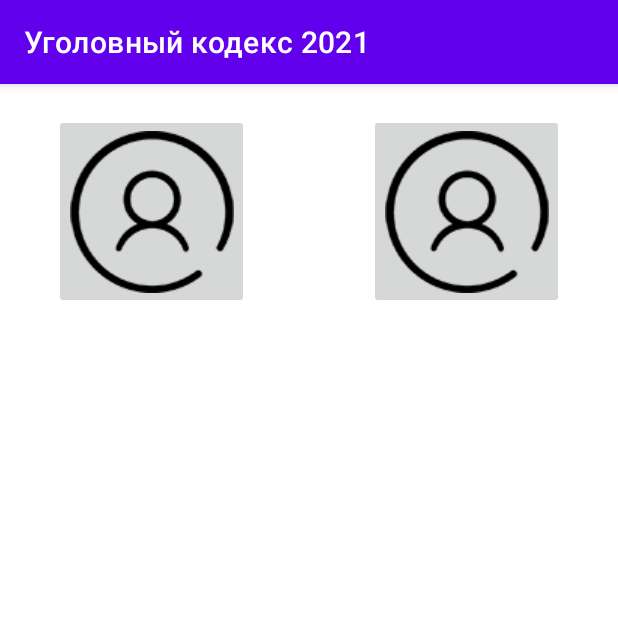
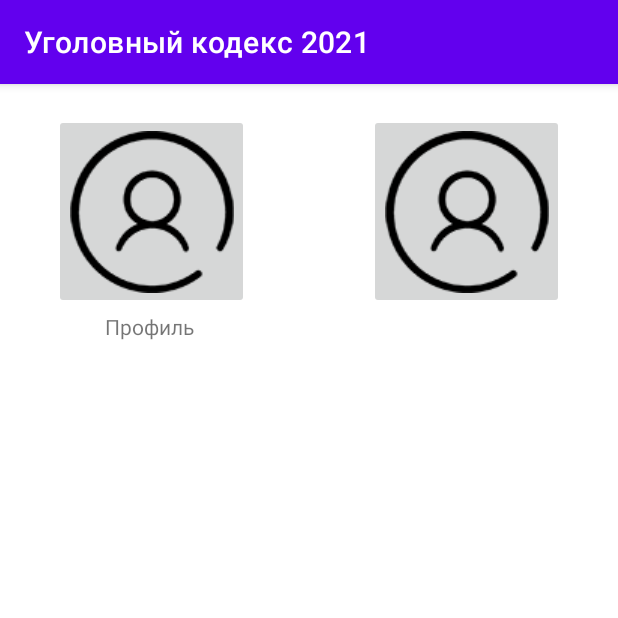
Before and after one commit to Kulakov1Dima/IBook-Social-Network, an Android app: the screen it shows after launch (MainActivity), on a phone screen of 412 x 824 dp, the top half of it. Run offline under Robolectric (Android 15) with nearby library versions, the phone set to English and light mode, and no system bars.

Commit message:
renamed buttons as intended

```diff
--- a/app/src/main/res/layout/activity_main.xml
+++ b/app/src/main/res/layout/activity_main.xml
@@ -12,7 +12,7 @@
         android:layout_height="match_parent">
 
         <ImageButton
-            android:id="@+id/imageButton"
+            android:id="@+id/profileButton"
             android:layout_width="130dp"
             android:layout_height="130dp"
             android:layout_marginStart="36dp"
@@ -24,7 +24,7 @@
             tools:ignore="DuplicateSpeakableTextCheck" />
 
         <ImageButton
-            android:id="@+id/imageButton2"
+            android:id="@+id/readButton"
             android:layout_width="130dp"
             android:layout_height="130dp"
             android:layout_marginTop="20dp"
@@ -34,6 +34,16 @@
             app:layout_constraintTop_toTopOf="parent"
             app:srcCompat="@drawable/profile" />
 
+        <TextView
+            android:id="@+id/textView4"
+            android:layout_width="wrap_content"
+            android:layout_height="wrap_content"
+            android:layout_marginStart="70dp"
+            android:layout_marginTop="2dp"
+            android:text="Профиль"
+            app:layout_constraintStart_toStartOf="parent"
+            app:layout_constraintTop_toBottomOf="@+id/profileButton" />
+
     </androidx.constraintlayout.widget.ConstraintLayout>
 
 
```
